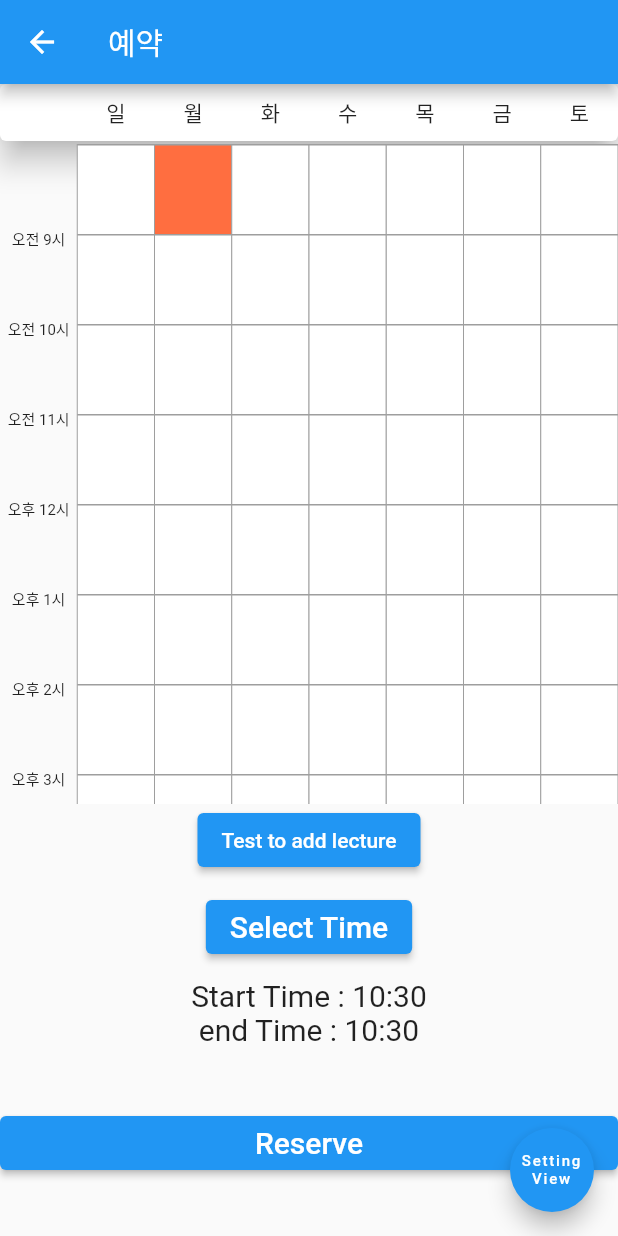
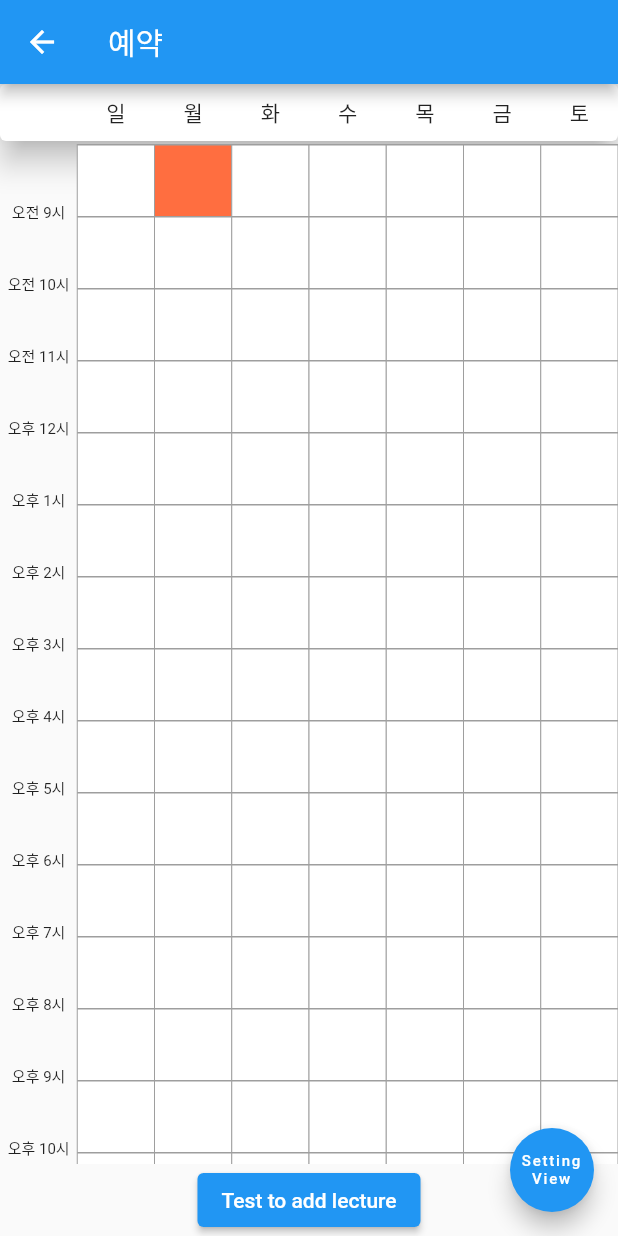
Before and after one commit to GC211SE/frontent, a Flutter app: the ReservationView screen opened by its route, after a tap on "Test to add lecture", on a phone screen of 412 x 824 dp. Run offline on Flutter 3.47's test engine with Material 2 defaults, Android fonts, the phone set to English and light mode, and no system bars; our stand-ins replace firebase_core, firebase_messaging, flutter_local_notifications, get, permission_handler; missing offline and left inert: f_datetimerangepicker; accounts and stored records are empty; network calls fail.

Commit message:
강의는 추가 완료
강의는 추가 완료

```diff
--- a/lib/Widget/timetable.dart
+++ b/lib/Widget/timetable.dart
@@ -113,20 +113,20 @@ class _WeeklyTimeTableState extends State<WeeklyTimeTable> {
                   for (int count = 0; count < RenderSpecificIdx.length; count){ // TODO : renderSpecificIdx  start minute 순으로 정렬
                     /*** 0: lecture, 1: reservation, 2: nothing? ***/
                     /*** 0: orange, 1: blue, 2: teal ***/
-                    if (renderedTime > RSS[RenderSpecificIdx[count]].startMinute){
+                    if (renderedTime > RSS[RenderSpecificIdx[count]].startMinute){ /// 시작시간보다 그린시간이 크면 이건 이상한거임
                       if(renderedTime >= RSS[RenderSpecificIdx[count]].endMinute){ /// 만약 중복되는 시간에 뭔가 있으면 뛰어 넘는다.
                         count++;
                       }
 
                     }
-                    else if (renderedTime == RSS[RenderSpecificIdx[count]].startMinute){
+                    else if (renderedTime == RSS[RenderSpecificIdx[count]].startMinute){ /// 같으면 앞에꺼를 잘 그려준거임 --> 다음 강의를 그려주면 됨
                       lecturecell.add(LectureBox(height: RSS[RenderSpecificIdx[count]].endMinute.toDouble() - RSS[RenderSpecificIdx[count]].startMinute.toDouble(), type:  RSS[RenderSpecificIdx[count]].type));
                       renderedTime = RSS[RenderSpecificIdx[count]].endMinute;
                       count++;
                     }
-                    else{
+                    else{ /// 앞에 시간이 모자라면 빈칸을 그려줘야함
+                      lecturecell.add(LectureBox(height: RSS[RenderSpecificIdx[count]].startMinute.toDouble() - renderedTime, type: 2));
                       renderedTime = RSS[RenderSpecificIdx[count]].startMinute;
-                      lecturecell.add(LectureBox(height: RSS[RenderSpecificIdx[count]].startMinute.toDouble() - renderedTime, type: 1));
 
                     }
                   }
--- a/lib/src/anHour.dart
+++ b/lib/src/anHour.dart
@@ -31,7 +31,7 @@ class _CellState extends State<Cell> {
             right: BorderSide(width: 0.0, color: widget.boarderColor),
           ),
         ),
-        height: 60,
+        height: 60 *4/5,
       ),
     );
   }
@@ -80,7 +80,7 @@ class _LectureBoxState extends State<LectureBox> {
             right: BorderSide(width: 0.0, color: widget.boarderColor),
           ),
         ),
-        height: widget.height,
+        height: widget.height *4/5,
         width: MediaQuery.of(context).size.width / 8, // 디바이스 넓이 / 8
       );
 }
--- a/lib/views/reservationView.dart
+++ b/lib/views/reservationView.dart
@@ -118,6 +118,7 @@ class _ReservationViewState extends State<ReservationView> {
             },
             child: Text("Test to add lecture"),
           ),
+          /*
           Expanded(
             child: new Column(
                 crossAxisAlignment: CrossAxisAlignment.stretch,
@@ -188,6 +189,7 @@ class _ReservationViewState extends State<ReservationView> {
                       })
                 ]),
           ),
+          */
           /***  ***/
         ],
       )),
```
